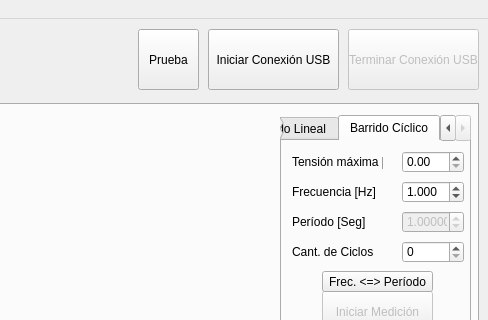
The window that qt/mainwindow.ui (potenciostato/potenciostato) describes before a commit, drawn with Qt 5; both pictures show x 312 to 800 and y 0 to 320 of the 800 by 600 pixel window.
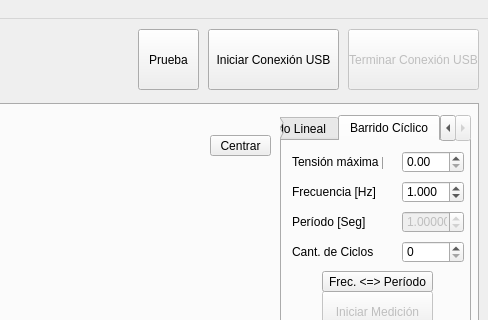
The same window after the commit. Custom widgets are drawn as their Qt base class.

Commit message: agregar boton centrar y autocentrar al finalizar la medicion, preparar menu contextual para medir con cursores

```diff
--- a/qt/mainwindow.ui
+++ b/qt/mainwindow.ui
@@ -395,6 +395,19 @@
        </widget>
       </widget>
      </widget>
+     <widget class="QPushButton" name="Bt_AutoCentrar">
+      <property name="geometry">
+       <rect>
+        <x>510</x>
+        <y>30</y>
+        <width>61</width>
+        <height>21</height>
+       </rect>
+      </property>
+      <property name="text">
+       <string>Centrar</string>
+      </property>
+     </widget>
     </widget>
    </widget>
    <widget class="QPushButton" name="Desconectar_Bt">
```
Left out of the diff: 2 changed lines with no effect on the pictures. The commit also changes 8 other files.
